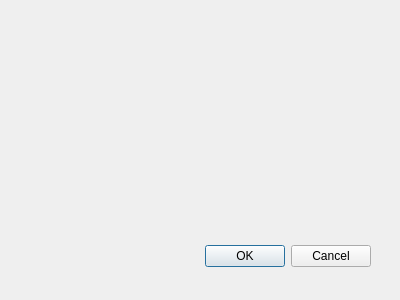
The window that user.ui (PokharelAditya/MovieMaestro) describes before a commit, drawn with Qt 5.
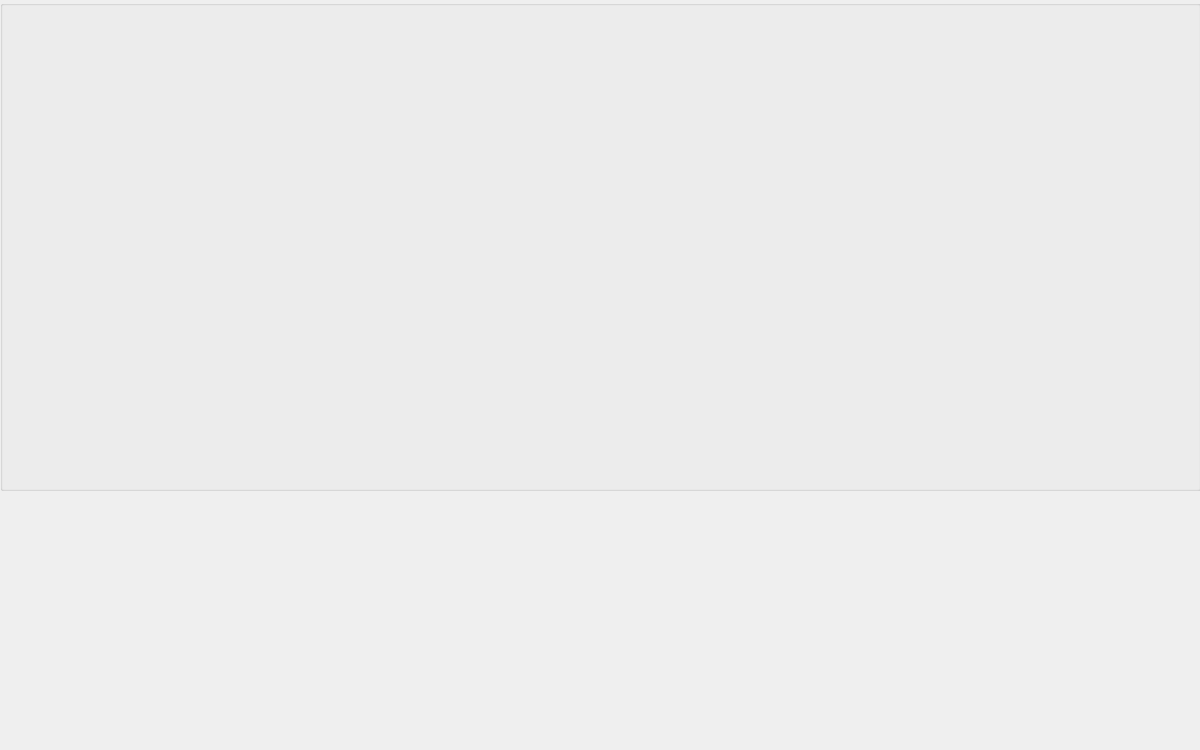
The same window after the commit.

The edit to the form file:
```diff
--- a/user.ui
+++ b/user.ui
@@ -6,27 +6,24 @@
    <rect>
     <x>0</x>
     <y>0</y>
-    <width>400</width>
-    <height>300</height>
+    <width>1200</width>
+    <height>750</height>
    </rect>
   </property>
   <property name="windowTitle">
    <string>Dialog</string>
   </property>
-  <widget class="QDialogButtonBox" name="buttonBox">
+  <widget class="QGroupBox" name="Topbox">
    <property name="geometry">
     <rect>
-     <x>30</x>
-     <y>240</y>
-     <width>341</width>
-     <height>32</height>
+     <x>0</x>
+     <y>0</y>
+     <width>1201</width>
+     <height>491</height>
     </rect>
    </property>
-   <property name="orientation">
-    <enum>Qt::Horizontal</enum>
-   </property>
-   <property name="standardButtons">
-    <set>QDialogButtonBox::Cancel|QDialogButtonBox::Ok</set>
+   <property name="title">
+    <string/>
    </property>
   </widget>
  </widget>
```
Left out of the diff: 35 changed lines with no effect on the pictures.
